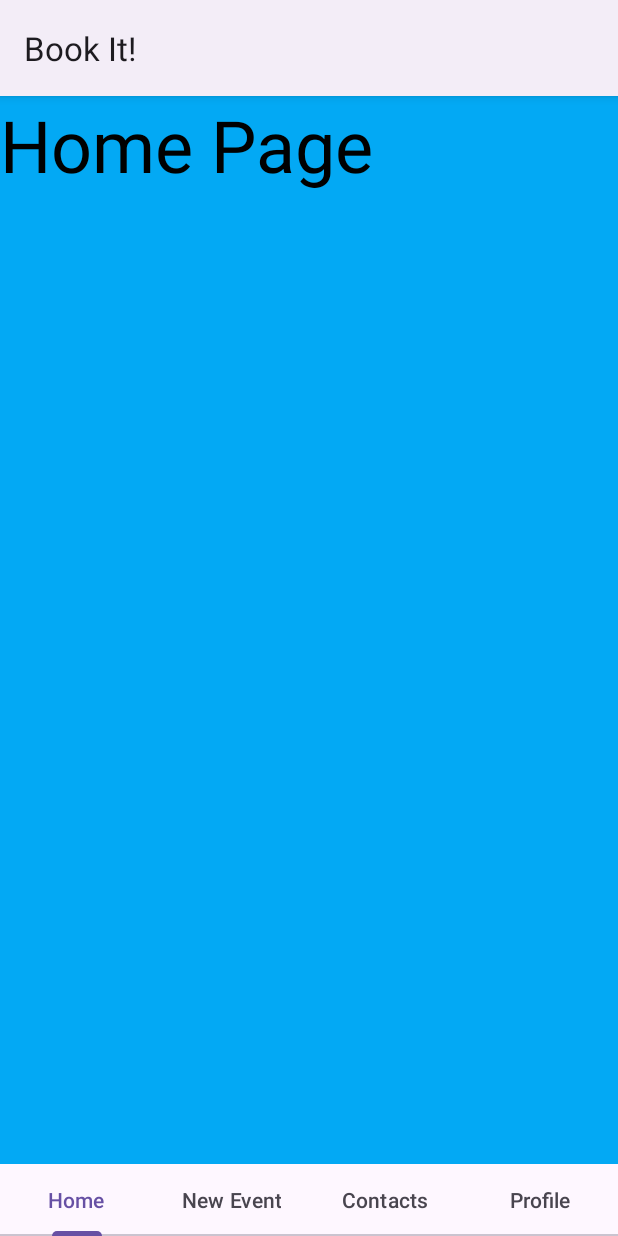
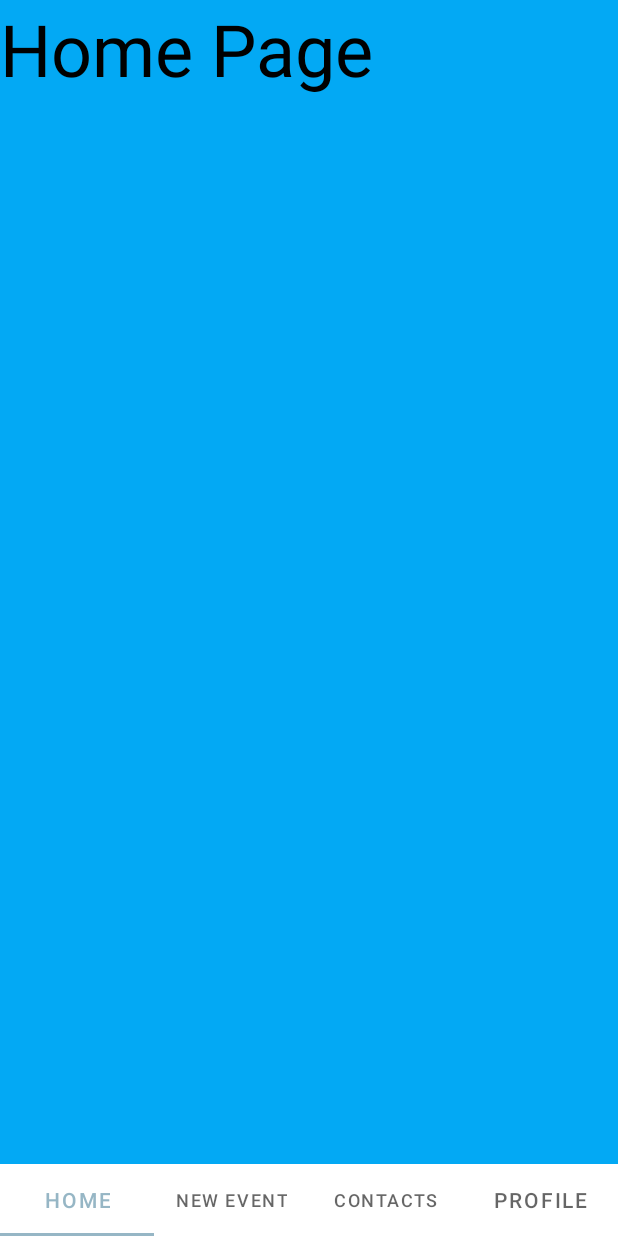
Before and after one commit to sp0603/Book-It, an Android app: the screen it shows after launch once a user with an empty profile is signed in (MainActivity), on a phone screen of 412 x 824 dp. Run offline under Robolectric (Android 15) with nearby library versions, the phone set to English and light mode, and no system bars; our stand-ins replace Firebase (no records; nobody signed in at launch, a user with empty details on screens opened directly).

```diff
--- a/app/build.gradle.kts
+++ b/app/build.gradle.kts
@@ -38,6 +38,7 @@ dependencies {
     implementation("com.google.android.material:material:1.10.0")
     implementation("androidx.constraintlayout:constraintlayout:2.1.4")
     implementation("androidx.viewpager2:viewpager2:1.0.0")
+    implementation("com.google.firebase:firebase-firestore:24.9.1")
     testImplementation("junit:junit:4.13.2")
     androidTestImplementation("androidx.test.ext:junit:1.1.5")
     androidTestImplementation("androidx.test.espresso:espresso-core:3.5.1")
--- a/app/src/main/java/com/example/scheduling/Login.java
+++ b/app/src/main/java/com/example/scheduling/LoginActivity.java
@@ -19,7 +19,7 @@ import com.google.firebase.auth.AuthResult;
 import com.google.firebase.auth.FirebaseAuth;
 import com.google.firebase.auth.FirebaseUser;
 
-public class Login extends AppCompatActivity {
+public class LoginActivity extends AppCompatActivity {
     TextInputEditText editTextEmail, editTextPassword;
     Button buttonLogin;
     FirebaseAuth mAuth;
@@ -65,11 +65,11 @@ public class Login extends AppCompatActivity {
                 password = String.valueOf(editTextPassword.getText());
 
                 if (TextUtils.isEmpty(email)){
-                    Toast.makeText(Login.this, "Enter email", Toast.LENGTH_SHORT).show();
+                    Toast.makeText(LoginActivity.this, "Enter email", Toast.LENGTH_SHORT).show();
                 }
 
                 if(TextUtils.isEmpty(password)){
-                    Toast.makeText(Login.this, "Enter password", Toast.LENGTH_SHORT).show();
+                    Toast.makeText(LoginActivity.this, "Enter password", Toast.LENGTH_SHORT).show();
                     return;
                 }
 
@@ -84,7 +84,7 @@ public class Login extends AppCompatActivity {
                                     startActivity(intent);
                                     finish();
                                 } else {
-                                    Toast.makeText(Login.this, "Authentication failed.",
+                                    Toast.makeText(LoginActivity.this, "Authentication failed.",
                                             Toast.LENGTH_SHORT).show();
                                 }
                             }
--- a/app/src/main/java/com/example/scheduling/MainActivity.java
+++ b/app/src/main/java/com/example/scheduling/MainActivity.java
@@ -9,8 +9,6 @@ import android.os.Bundle;
 
 import com.google.firebase.auth.FirebaseAuth;
 import com.google.firebase.auth.FirebaseUser;
-import com.google.firebase.database.DatabaseReference;
-import com.google.firebase.database.FirebaseDatabase;
 
 import com.google.android.material.tabs.TabLayout;
 import com.google.android.material.tabs.TabLayoutMediator;
@@ -29,7 +27,7 @@ public class MainActivity extends AppCompatActivity {
         auth = FirebaseAuth.getInstance();
         user = auth.getCurrentUser();
         if(user == null){
-            Intent intent = new Intent(getApplicationContext(), Login.class);
+            Intent intent = new Intent(getApplicationContext(), LoginActivity.class);
             startActivity(intent);
             finish();
         }
--- a/app/src/main/java/com/example/scheduling/Register.java
+++ b/app/src/main/java/com/example/scheduling/Register.java
@@ -61,7 +61,7 @@ public class Register extends AppCompatActivity {
         textView.setOnClickListener(new View.OnClickListener() {
             @Override
             public void onClick(View view){
-                Intent intent = new Intent(getApplicationContext(), Login.class);
+                Intent intent = new Intent(getApplicationContext(), LoginActivity.class);
                 startActivity(intent);
                 finish();
             }
@@ -118,7 +118,7 @@ public class Register extends AppCompatActivity {
                                     User user = new User(name, username, email, password);
                                     usersRef.child(userId).setValue(user);
 
-                                    Intent intent = new Intent(getApplicationContext(), Login.class);
+                                    Intent intent = new Intent(getApplicationContext(), LoginActivity.class);
                                     startActivity(intent);
                                     finish();
 
--- /dev/null
+++ b/app/src/main/java/com/example/scheduling/SplashActivity.java
@@ -0,0 +1,24 @@
+package com.example.scheduling;
+
+import androidx.appcompat.app.AppCompatActivity;
+
+import android.content.Intent;
+import android.os.Bundle;
+import android.os.Handler;
+
+public class SplashActivity extends AppCompatActivity {
+
+    @Override
+    protected void onCreate(Bundle savedInstanceState) {
+        super.onCreate(savedInstanceState);
+        setContentView(R.layout.activity_splash);
+
+        new Handler().postDelayed(new Runnable() {
+            @Override
+            public void run() {
+                startActivity(new Intent(SplashActivity.this, LoginActivity.class));
+                finish();
+            }
+        }, 3000);
+    }
+}
--- /dev/null
+++ b/app/src/main/res/drawable/poll_icon.xml
@@ -0,0 +1,5 @@
+<vector android:height="100dp" android:tint="#000000"
+    android:viewportHeight="24" android:viewportWidth="24"
+    android:width="100dp" xmlns:android="http://schemas.android.com/apk/res/android">
+    <path android:fillColor="@android:color/white" android:pathData="M19,3L5,3c-1.1,0 -2,0.9 -2,2v14c0,1.1 0.9,2 2,2h14c1.1,0 2,-0.9 2,-2L21,5c0,-1.1 -0.9,-2 -2,-2zM9,17L7,17v-7h2v7zM13,17h-2L11,7h2v10zM17,17h-2v-4h2v4z"/>
+</vector>
--- a/app/src/main/res/layout/activity_login.xml
+++ b/app/src/main/res/layout/activity_login.xml
@@ -7,7 +7,7 @@
     android:gravity="center"
     android:layout_height="match_parent"
     android:padding="15dp"
-    tools:context=".Login">
+    tools:context=".LoginActivity">
 
     <TextView
         android:text="@string/login"
--- a/app/src/main/res/values-night/themes.xml
+++ b/app/src/main/res/values-night/themes.xml
@@ -1,7 +1,21 @@
 <resources xmlns:tools="http://schemas.android.com/tools">
     <!-- Base application theme. -->
-    <style name="Base.Theme.Scheduling" parent="Theme.Material3.DayNight.NoActionBar">
-        <!-- Customize your dark theme here. -->
-        <!-- <item name="colorPrimary">@color/my_dark_primary</item> -->
+    <style name="Theme.Scheduling" parent="Theme.MaterialComponents.NoActionBar">
+        <!-- Primary brand color. -->
+        <item name="colorPrimary">@color/my_primary</item>
+        <item name="colorPrimaryVariant">@color/my_primary</item>
+        <item name="colorOnPrimary">@color/white</item>
+
+        <!-- Secondary brand color. -->
+        <item name="colorSecondary">@color/my_secondary</item>
+        <item name="colorSecondaryVariant">@color/my_secondary</item>
+        <item name="colorOnSecondary">@color/black</item>
+
+        <!-- Status bar color. -->
+        <item name="android:statusBarColor">?attr/colorPrimaryVariant</item>
+
+        <!-- Customize theme-->
+
+        <item name="android:windowBackground">@color/light_gray</item>
     </style>
 </resources>
--- a/app/src/main/res/values/colors.xml
+++ b/app/src/main/res/values/colors.xml
@@ -1,5 +1,13 @@
 <?xml version="1.0" encoding="utf-8"?>
 <resources>
+
+    <color name="my_primary">#96B6C5</color>
+    <color name="my_secondary"> #ADC4CE</color>
+
     <color name="black">#FF000000</color>
     <color name="white">#FFFFFFFF</color>
+
+    <color name="sand">#EEE0C9</color>
+    <color name="light_gray">#F1F0E8</color>
+
 </resources>
--- a/app/src/main/res/values/themes.xml
+++ b/app/src/main/res/values/themes.xml
@@ -1,9 +1,21 @@
 <resources xmlns:tools="http://schemas.android.com/tools">
     <!-- Base application theme. -->
-    <style name="Base.Theme.Scheduling" parent="Theme.Material3.DayNight.NoActionBar">
-        <!-- Customize your light theme here. -->
-        <!-- <item name="colorPrimary">@color/my_light_primary</item> -->
+    <style name="Theme.Scheduling" parent="Theme.MaterialComponents.DayNight.NoActionBar">
+        <!-- Primary brand color. -->
+        <item name="colorPrimary">@color/my_primary</item>
+        <item name="colorPrimaryVariant">@color/my_primary</item>
+        <item name="colorOnPrimary">@color/white</item>
+
+        <!-- Secondary brand color. -->
+        <item name="colorSecondary">@color/my_secondary</item>
+        <item name="colorSecondaryVariant">@color/my_secondary</item>
+        <item name="colorOnSecondary">@color/black</item>
+
+        <!-- Status bar color. -->
+        <item name="android:statusBarColor">?attr/colorPrimaryVariant</item>
+
+        <!-- Customize theme-->
+
+        <item name="android:windowBackground">@color/my_primary</item>
     </style>
-
-    <style name="Theme.Scheduling" parent="Base.Theme.Scheduling" />
 </resources>
```
Also changed, not shown: app/src/main/AndroidManifest.xml (+24 -14 lines), app/src/main/res/layout/activity_splash.xml (added, +47 -0 lines), 1 other file.
